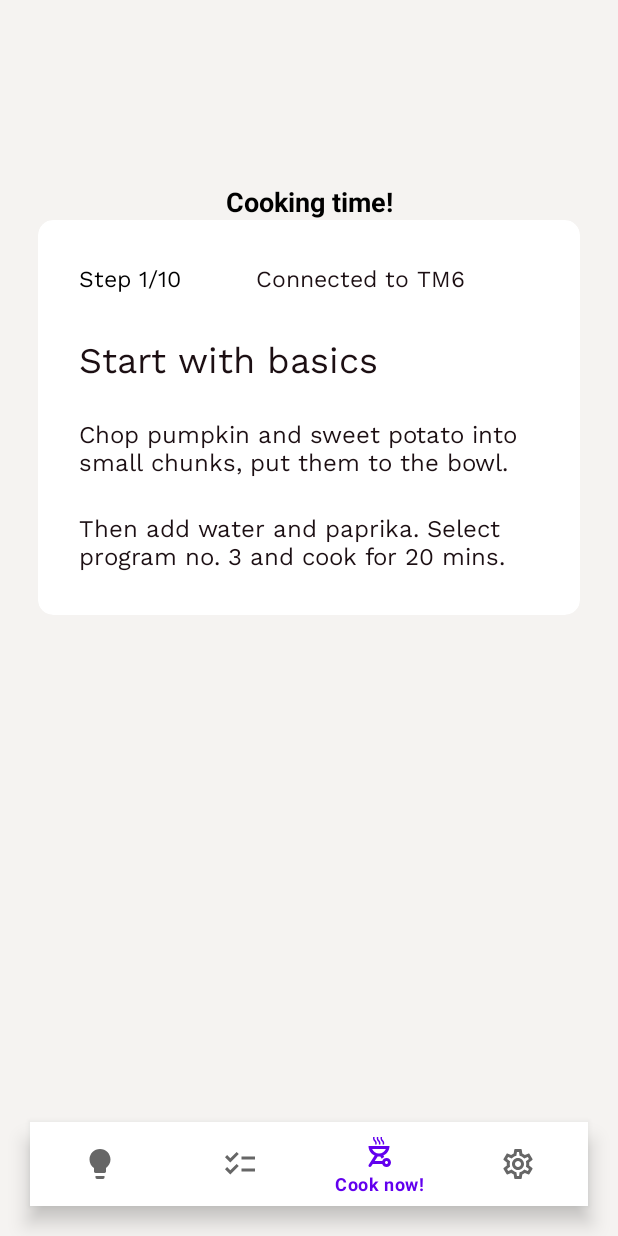
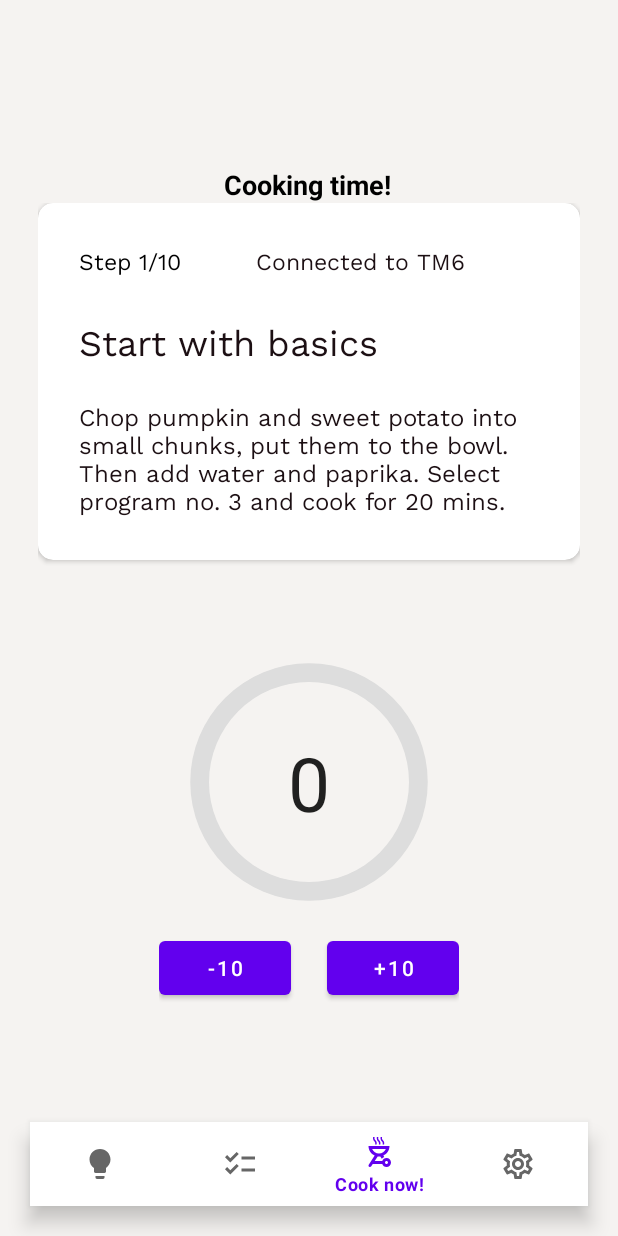
Before and after one commit to tazhibayda/cookingapp, an Android app: the CookNowFragment screen opened through its navigation route, on a phone screen of 412 x 824 dp. Run offline under Robolectric (Android 15) with nearby library versions, the phone set to English and light mode, and no system bars; our stand-ins replace navigation-ui; Roboto replaces fonts that are not available here.

Commit message:
Working Progress Bar

```diff
--- a/app/src/main/java/com/example/cookingapp/CookNowFragment.kt
+++ b/app/src/main/java/com/example/cookingapp/CookNowFragment.kt
@@ -1,21 +1,55 @@
 package com.example.cookingapp
 
 import android.os.Bundle
-import androidx.fragment.app.Fragment
 import android.view.LayoutInflater
 import android.view.View
 import android.view.ViewGroup
+import android.widget.Button
+import android.widget.ProgressBar
+import android.widget.TextView
+import androidx.fragment.app.Fragment
+import androidx.fragment.app.activityViewModels
+import androidx.fragment.app.viewModels
 import com.example.cookingapp.databinding.FragmentCookNowBinding
-import com.example.cookingapp.databinding.FragmentHomeBinding
+import com.example.cookingapp.models.CookNowViewModel
+
 
 class CookNowFragment : Fragment() {
-private var _binding : FragmentCookNowBinding? = null
-private val binding :FragmentCookNowBinding get() = _binding!!
+    private var _binding: FragmentCookNowBinding? = null
+    private val binding: FragmentCookNowBinding get() = _binding!!
+
+    private val viewModel: CookNowViewModel by viewModels()
     override fun onCreateView(
-        inflater: LayoutInflater, container: ViewGroup?,
+        inflater: LayoutInflater,
+        container: ViewGroup?,
         savedInstanceState: Bundle?,
-    ): View? {
-        _binding = FragmentCookNowBinding.inflate(inflater)
+    ): View {
+        _binding = FragmentCookNowBinding.inflate(inflater, container, false)
         return binding.root
     }
+
+    override fun onViewCreated(view: View, savedInstanceState: Bundle?) {
+        binding.buttonDecr.setOnClickListener {
+            viewModel.decreaseScore()
+        }
+        binding.buttonIncr.setOnClickListener {
+            viewModel.increaseScore()
+        }
+        viewModel.score.observe(viewLifecycleOwner) { newScore ->
+            updateScore(newScore)
+        }
+    }
+
+    override fun onDestroyView() {
+        super.onDestroyView()
+        _binding = null
+    }
+
+    private fun updateScore(newScore: Int) {
+        binding.progressBar.progress = newScore
+        binding.textViewProgress.text = newScore.toString()
+
+    }
+
+
 }
--- a/app/src/main/java/com/example/cookingapp/HomePageActivity.kt
+++ b/app/src/main/java/com/example/cookingapp/HomePageActivity.kt
@@ -1,8 +1,10 @@
 package com.example.cookingapp
 
 import android.os.Bundle
+import androidx.activity.viewModels
 import androidx.appcompat.app.AppCompatActivity
 import androidx.core.view.isVisible
+import androidx.fragment.app.activityViewModels
 import androidx.navigation.NavController
 import androidx.navigation.NavDestination
 import androidx.navigation.fragment.NavHostFragment
@@ -10,11 +12,12 @@ import androidx.navigation.fragment.findNavController
 import androidx.navigation.ui.AppBarConfiguration
 import androidx.navigation.ui.setupWithNavController
 import com.example.cookingapp.databinding.HomePageBinding
+import com.example.cookingapp.models.CookNowViewModel
 
 class HomePageActivity : AppCompatActivity() {
 
     private lateinit var homePagebinding: HomePageBinding
-
+    private val cookNowViewModel: CookNowViewModel by viewModels()
     private lateinit var navController: NavController
     override fun onCreate(savedInstanceState: Bundle?) {
         super.onCreate(savedInstanceState)
@@ -35,5 +38,7 @@ class HomePageActivity : AppCompatActivity() {
                 else -> true
             }
         }
+
+
     }
 }
--- /dev/null
+++ b/app/src/main/java/com/example/cookingapp/models/CookNowData.kt
@@ -0,0 +1,7 @@
+package com.example.cookingapp.models
+
+
+data class CookNowData(
+    val steps: String,
+    val stepDiscription:String,
+)
--- /dev/null
+++ b/app/src/main/java/com/example/cookingapp/models/CookNowViewModel.kt
@@ -0,0 +1,22 @@
+package com.example.cookingapp.models
+
+import android.util.Log
+import androidx.lifecycle.LiveData
+import androidx.lifecycle.MutableLiveData
+import androidx.lifecycle.ViewModel
+
+class CookNowViewModel: ViewModel(){
+    private var _score = MutableLiveData(0)
+    val score: LiveData<Int> = _score
+
+     fun increaseScore() {
+        _score.value = score.value!! + 10
+    }
+
+     fun decreaseScore() {
+         _score.value = score.value!! - 10
+    }
+
+
+
+}
--- a/app/src/main/res/drawable/cycle.xml
+++ b/app/src/main/res/drawable/cycle.xml
@@ -1,8 +1,23 @@
 <?xml version="1.0" encoding="utf-8"?>
-<shape xmlns:android="http://schemas.android.com/apk/res/android"
-    android:shape="oval">
-    <size
-        android:width="216dp"
-        android:height="216dp"/>
-    <solid android:color="@color/white"/>
-</shape>
+<layer-list xmlns:android="http://schemas.android.com/apk/res/android">
+<item>
+    <shape
+        android:shape="ring"
+        android:thicknessRatio="16"
+        android:useLevel="false">
+        <solid android:color="#DDD"/>
+    </shape>
+</item>
+    <item>
+        <rotate
+            android:fromDegrees="270"
+            android:toDegrees="270">
+        <shape
+            android:shape="ring"
+            android:thicknessRatio="16"
+            android:useLevel="true">
+            <solid android:color="@color/purple_700"/>
+        </shape>
+        </rotate>
+    </item>
+</layer-list>
--- a/app/src/main/res/layout/fragment_cook_now.xml
+++ b/app/src/main/res/layout/fragment_cook_now.xml
@@ -11,23 +11,26 @@
         android:id="@+id/cooking_title"
         android:layout_width="wrap_content"
         android:layout_height="wrap_content"
-        android:layout_marginTop="48dp"
         android:gravity="center"
         android:text="@string/cooking_time"
         android:textColor="@color/black"
         android:textSize="18sp"
         android:textStyle="bold"
         app:layout_constraintEnd_toEndOf="parent"
+        app:layout_constraintHorizontal_bias="0.497"
         app:layout_constraintStart_toStartOf="parent"
         app:layout_constraintTop_toTopOf="parent" />
 
     <androidx.constraintlayout.widget.ConstraintLayout
+        android:id="@+id/secondConstrt"
         android:layout_width="match_parent"
         android:layout_height="match_parent"
         app:layout_constraintBottom_toBottomOf="parent"
         app:layout_constraintEnd_toEndOf="parent"
         app:layout_constraintStart_toStartOf="parent"
-        app:layout_constraintTop_toBottomOf="@+id/cooking_title">
+        app:layout_constraintTop_toBottomOf="@+id/cooking_title"
+        app:layout_constraintVertical_bias="1.0">
+
 
         <androidx.cardview.widget.CardView
             android:id="@+id/cooking_card"
@@ -88,27 +91,82 @@
                     android:layout_height="wrap_content"
                     android:layout_marginTop="20dp"
                     android:fontFamily="@font/work_sans"
-                    android:text="Chop pumpkin and sweet potato into small chunks, put them to the bowl."
+                    android:text="Chop pumpkin and sweet potato into small chunks, put them to the bowl.
+                                  Then add water and paprika. Select program no. 3 and cook for 20 mins."
                     android:textColor="#1C0F13"
                     android:textSize="16sp"
                     app:layout_constraintStart_toStartOf="parent"
                     app:layout_constraintTop_toBottomOf="@id/cooking_start_text" />
 
-                <TextView
-                    android:id="@+id/cooking_text2"
-                    android:layout_width="wrap_content"
-                    android:layout_height="wrap_content"
-                    android:layout_marginTop="20dp"
-                    android:fontFamily="@font/work_sans"
-                    android:text="Then add water and paprika. Select program no. 3 and cook for 20 mins."
-                    android:textColor="#1C0F13"
-                    android:textSize="16sp"
+<!--                <TextView-->
+<!--                    android:id="@+id/cooking_text2"-->
+<!--                    android:layout_width="wrap_content"-->
+<!--                    android:layout_height="wrap_content"-->
+<!--                    android:layout_marginTop="20dp"-->
+<!--                    android:fontFamily="@font/work_sans"-->
+<!--                    android:text="Then add water and paprika. Select program no. 3 and cook for 20 mins."-->
+<!--                    android:textColor="#1C0F13"-->
+<!--                    android:textSize="16sp"-->
 
-                    app:layout_constraintStart_toStartOf="parent"
-                    app:layout_constraintTop_toBottomOf="@id/cooking_text1" />
+<!--                    app:layout_constraintStart_toStartOf="parent"-->
+<!--                    app:layout_constraintTop_toBottomOf="@id/cooking_text1" />-->
             </androidx.constraintlayout.widget.ConstraintLayout>
 
         </androidx.cardview.widget.CardView>
+
+        <androidx.constraintlayout.widget.ConstraintLayout
+            android:id="@+id/cycle"
+            android:layout_width="wrap_content"
+            android:layout_height="wrap_content"
+            app:layout_constraintEnd_toEndOf="parent"
+            app:layout_constraintStart_toStartOf="parent"
+            app:layout_constraintTop_toBottomOf="@id/cooking_card">
+
+            <ProgressBar
+                android:id="@+id/progress_bar"
+                android:layout_width="200dp"
+                android:layout_height="200dp"
+                android:indeterminateOnly="false"
+                android:progressDrawable="@drawable/cycle"
+                app:layout_constraintBottom_toBottomOf="parent"
+                app:layout_constraintLeft_toLeftOf="parent"
+                app:layout_constraintRight_toRightOf="parent"
+                app:layout_constraintTop_toTopOf="parent"
+                tools:progress="10" />
+
+            <TextView
+                android:id="@+id/text_view_progress"
+                android:layout_width="wrap_content"
+                android:layout_height="wrap_content"
+                android:layout_marginTop="30dp"
+                android:textAppearance="@style/TextAppearance.AppCompat.Large"
+                android:textSize="50sp"
+                app:layout_constraintBottom_toBottomOf="@+id/progress_bar"
+                app:layout_constraintEnd_toEndOf="@+id/progress_bar"
+                app:layout_constraintStart_toStartOf="parent"
+                app:layout_constraintTop_toTopOf="parent"
+                app:layout_constraintVertical_bias="0.562"
+                tools:text="1" />
+
+            <Button
+                android:id="@+id/button_decr"
+                android:layout_width="wrap_content"
+                android:layout_height="wrap_content"
+                android:text="-10"
+                app:layout_constraintStart_toStartOf="@id/progress_bar"
+                app:layout_constraintTop_toBottomOf="@id/progress_bar" />
+
+            <Button
+                android:id="@+id/button_incr"
+                android:layout_width="wrap_content"
+                android:layout_height="wrap_content"
+                android:text="+10"
+                app:layout_constraintEnd_toEndOf="@id/progress_bar"
+                app:layout_constraintTop_toBottomOf="@id/progress_bar" />
+
+        </androidx.constraintlayout.widget.ConstraintLayout>
+
+
     </androidx.constraintlayout.widget.ConstraintLayout>
 
 
--- a/app/src/main/res/values/colors.xml
+++ b/app/src/main/res/values/colors.xml
@@ -9,4 +9,6 @@
     <color name="white">#FFFFFFFF</color>
     <color name="purple">#8692F7</color>
     <color name="grey">#470F132D</color>
+    <color name="colorAccent">#00ff00</color>
+
 </resources>
```
